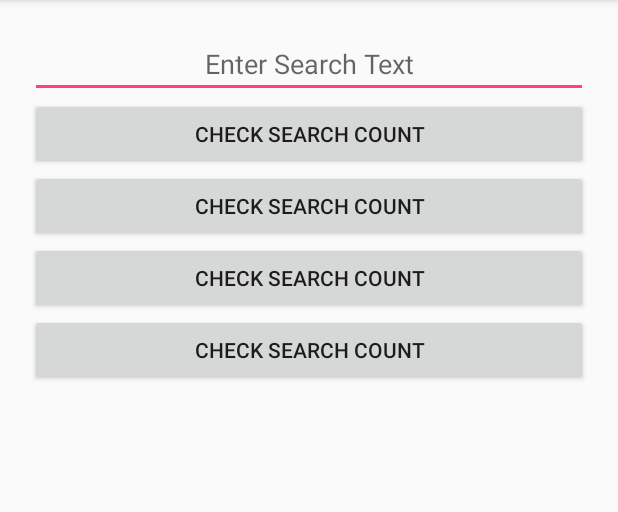
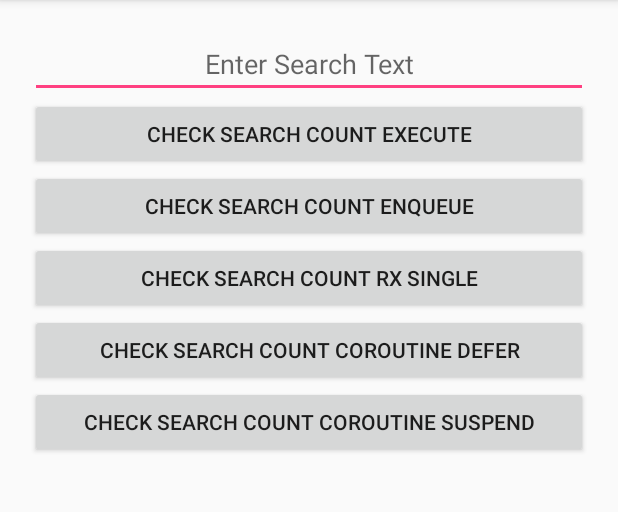
Before and after one commit to elye/demo_android_retrofit_evolution, an Android app: the screen it shows after launch (MainActivity), on a phone screen of 412 x 824 dp, the part 84-596 px from its top. Run offline under Robolectric (Android 15) with nearby library versions, the phone set to English and light mode, and no system bars; our stand-ins replace RxJava.

Commit message:
Add asynctask execute

```diff
--- a/app/src/main/res/layout/activity_main.xml
+++ b/app/src/main/res/layout/activity_main.xml
@@ -15,28 +15,34 @@
         android:textAlignment="center" />
 
     <Button
-        android:id="@+id/btn_search_origin"
+        android:id="@+id/btn_search_execute"
         android:layout_width="match_parent"
         android:layout_height="wrap_content"
-        android:text="@string/button_search" />
+        android:text="Check Search Count Execute" />
+
+    <Button
+        android:id="@+id/btn_search_enqueue"
+        android:layout_width="match_parent"
+        android:layout_height="wrap_content"
+        android:text="Check Search Count Enqueue" />
 
     <Button
         android:id="@+id/btn_search_rx"
         android:layout_width="match_parent"
         android:layout_height="wrap_content"
-        android:text="@string/button_search" />
+        android:text="Check Search Count Rx Single" />
 
     <Button
         android:id="@+id/btn_search_suspend"
         android:layout_width="match_parent"
         android:layout_height="wrap_content"
-        android:text="@string/button_search" />
+        android:text="Check Search Count Coroutine Defer" />
 
     <Button
         android:id="@+id/btn_search_defer"
         android:layout_width="match_parent"
         android:layout_height="wrap_content"
-        android:text="@string/button_search" />
+        android:text="Check Search Count Coroutine Suspend" />
 
     <TextView
         android:id="@+id/txt_search_result"
```
Also changed, not shown: app/src/main/java/com/elyeproj/wikisearchcount/MainActivity.kt (+73 -8 lines).
